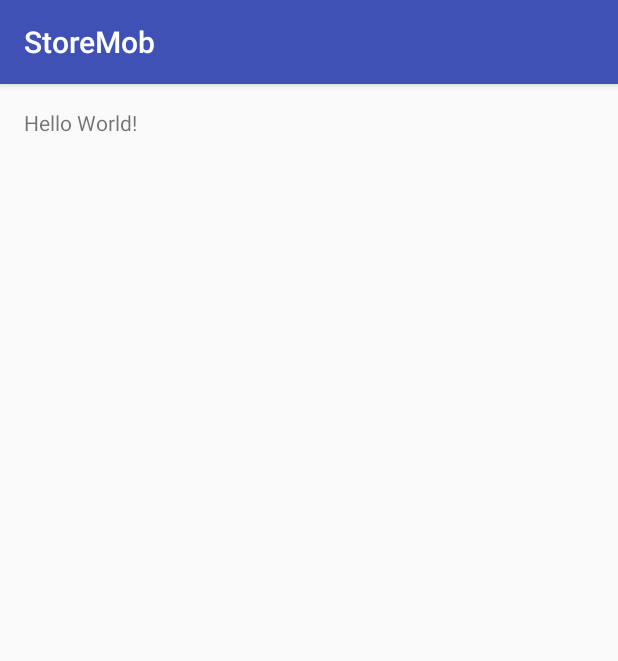
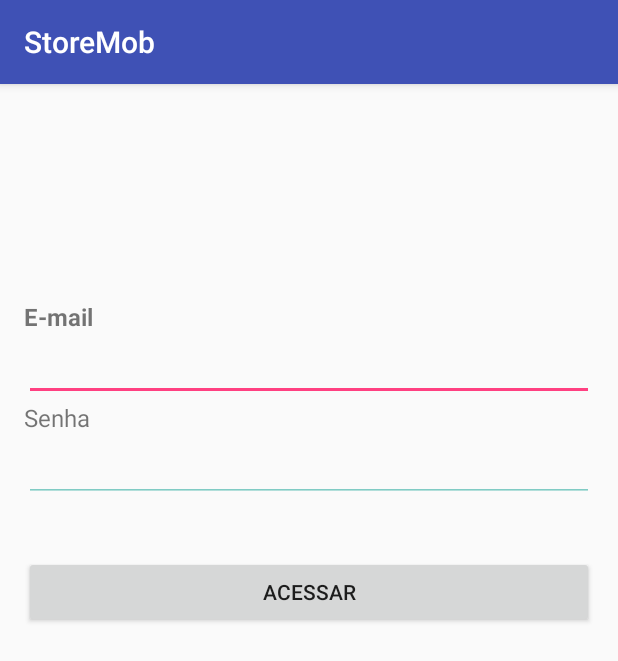
Before and after one commit to eversonsantos/esystem, an Android app: the screen it shows after launch (MainActivity), on a phone screen of 412 x 824 dp. Shown: the top 661 px of the screen. Run offline under Robolectric (Android 15) with nearby library versions, the phone set to English and light mode, and no system bars.

Commit message:
Criação da tela de login

```diff
--- /dev/null
+++ b/StoreMob/app/src/main/java/br/com/esystem/storemob/Autenticacao.java
@@ -0,0 +1,19 @@
+package br.com.esystem.storemob;
+
+/**
+ * Created by totvs_esantos on 06/09/2016.
+ */
+public class Autenticacao {
+
+    public String autenticaUsuario(String user, String password){
+        if(user.equalsIgnoreCase(user) && password.equalsIgnoreCase(password)){
+            return "Adiministrator";
+        }
+        return null;
+    }
+
+    public boolean isAutenticado(String user, String password){
+        return this.autenticaUsuario(user, password) != null ? true : false;
+    }
+
+}
--- a/StoreMob/app/src/main/java/br/com/esystem/storemob/MainActivity.java
+++ b/StoreMob/app/src/main/java/br/com/esystem/storemob/MainActivity.java
@@ -2,12 +2,44 @@ package br.com.esystem.storemob;
 
 import android.support.v7.app.AppCompatActivity;
 import android.os.Bundle;
+import android.view.View;
+import android.widget.Button;
+import android.widget.EditText;
+import android.widget.TextView;
+import android.widget.Toast;
 
 public class MainActivity extends AppCompatActivity {
-
+    private EditText ds_email;
+    private EditText ds_snh;
+    private TextView lb_in;
+    private Button bt_acessar;
     @Override
     protected void onCreate(Bundle savedInstanceState) {
         super.onCreate(savedInstanceState);
         setContentView(R.layout.activity_main);
+
+
+        ds_email = (EditText) findViewById(R.id.ds_email);
+        ds_snh = (EditText) findViewById(R.id.ds_snh);
+        bt_acessar = (Button)findViewById(R.id.bt_acessar);
+        lb_in = (TextView)findViewById(R.id.lb_in);
+
+        bt_acessar.setOnClickListener(new View.OnClickListener() {
+            @Override
+            public void onClick(View v) {
+                if(new Autenticacao().isAutenticado(ds_email.getText().toString().trim(), ds_snh.getText().toString().trim())){
+                    ds_email.setText("");
+                    ds_snh.setText("");
+                    lb_in.setText(new StringBuilder().append("Usuário: ").append(ds_email.getText().toString()).toString());
+                    Toast t = Toast.makeText(getApplicationContext(), "Seja Bem-Vindo "+ds_email.getText().toString(), Toast.LENGTH_LONG);
+                    t.show();
+                }else{
+                    lb_in.setText("");
+                    Toast t = Toast.makeText(getApplicationContext(), "Usuário ou Senha invalida "+ds_email.getText().toString(), Toast.LENGTH_LONG);
+                    t.show();
+                }
+            }
+        });
+
     }
 }
--- a/StoreMob/app/src/main/res/layout/activity_main.xml
+++ b/StoreMob/app/src/main/res/layout/activity_main.xml
@@ -9,8 +9,66 @@
     android:paddingTop="@dimen/activity_vertical_margin"
     tools:context="br.com.esystem.storemob.MainActivity">
 
-    <TextView
-        android:layout_width="wrap_content"
-        android:layout_height="wrap_content"
-        android:text="Hello World!" />
+    <RelativeLayout
+        android:orientation="vertical"
+        android:layout_width="match_parent"
+        android:layout_height="match_parent" >
+
+        <TextView
+            android:layout_width="wrap_content"
+            android:layout_height="wrap_content"
+            android:textAppearance="?android:attr/textAppearanceLarge"
+            android:text=""
+            android:id="@+id/lb_in"
+            android:layout_alignParentRight="true"
+            android:layout_alignParentEnd="true" />
+
+        <TextView
+            android:layout_width="match_parent"
+            android:layout_height="wrap_content"
+            android:text="E-mail"
+            android:textSize="@dimen/fontSize"
+            android:textStyle="bold"
+            android:id="@+id/textView"
+            android:layout_alignParentTop="true"
+            android:layout_alignParentLeft="true"
+            android:layout_alignParentStart="true"
+            android:layout_marginTop="128dp" />
+
+        <EditText
+            android:layout_width="match_parent"
+            android:layout_height="wrap_content"
+            android:id="@+id/ds_email"
+            android:layout_below="@+id/textView"
+            android:layout_alignParentLeft="true" />
+
+        <TextView
+            android:layout_width="wrap_content"
+            android:layout_height="wrap_content"
+            android:text="Senha"
+            android:textSize="@dimen/fontSize"
+            android:id="@+id/textView2"
+            android:layout_below="@+id/ds_email"
+            android:layout_alignParentLeft="true" />
+
+        <EditText
+            android:layout_width="match_parent"
+            android:layout_height="wrap_content"
+            android:inputType="textPassword"
+            android:ems="10"
+            android:id="@+id/ds_snh"
+            android:layout_below="@+id/textView2"
+            android:layout_alignParentLeft="true" />
+
+        <Button
+            style="?android:attr/buttonStyleSmall"
+            android:layout_width="match_parent"
+            android:layout_height="wrap_content"
+            android:text="Acessar"
+            android:id="@+id/bt_acessar"
+            android:layout_below="@+id/ds_snh"
+            android:layout_alignParentLeft="true"
+            android:layout_alignParentStart="true"
+            android:layout_marginTop="36dp" />
+    </RelativeLayout>
 </RelativeLayout>
--- a/StoreMob/app/src/main/res/values/dimens.xml
+++ b/StoreMob/app/src/main/res/values/dimens.xml
@@ -2,4 +2,5 @@
     <!-- Default screen margins, per the Android Design guidelines. -->
     <dimen name="activity_horizontal_margin">16dp</dimen>
     <dimen name="activity_vertical_margin">16dp</dimen>
+    <dimen name="fontSize">16dp</dimen>
 </resources>
--- a/StoreMob/app/src/main/res/values/styles.xml
+++ b/StoreMob/app/src/main/res/values/styles.xml
@@ -6,6 +6,7 @@
         <item name="colorPrimary">@color/colorPrimary</item>
         <item name="colorPrimaryDark">@color/colorPrimaryDark</item>
         <item name="colorAccent">@color/colorAccent</item>
+        <item name="android:textColorSecondary">@color/accent_material_dark</item>
     </style>
 
 </resources>
```
